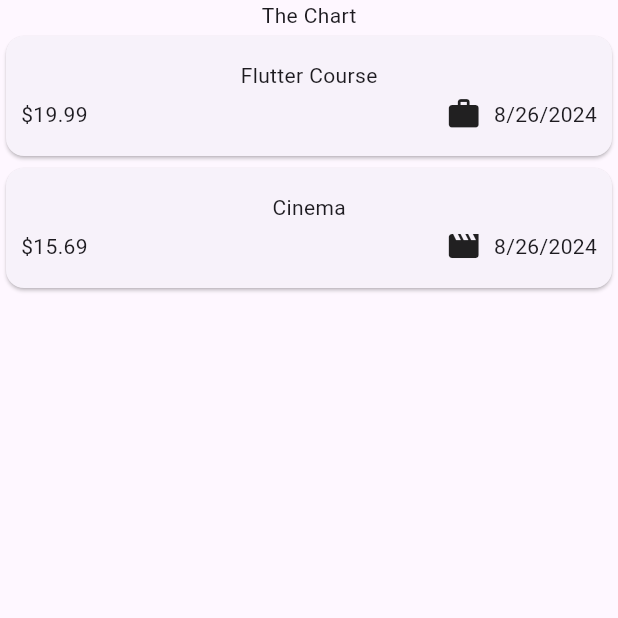
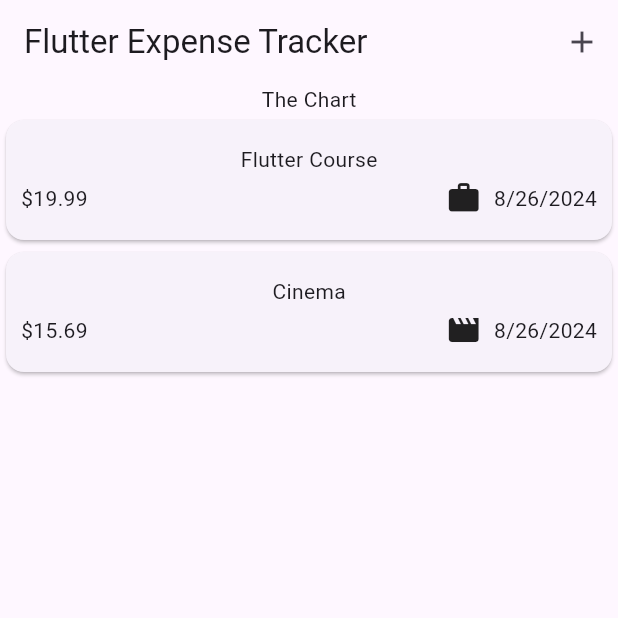
Before and after one commit to lightrao/adding_interactivity_expense_tracker_app, a Flutter app: the screen it shows after launch, on a phone screen of 412 x 824 dp, the top half of it. Run offline on Flutter 3.47's test engine with Material 3 defaults, Android fonts, the phone set to English and light mode, and no system bars.

Commit message:
Setting an AppBar with a Title & Actions

```diff
--- a/lib/main.dart
+++ b/lib/main.dart
@@ -4,8 +4,9 @@ import 'package:adding_interactivity_expense_tracker_app/widgets/expenses.dart';
 
 void main() {
   runApp(
-    const MaterialApp(
-      home: Expenses(),
+    MaterialApp(
+      theme: ThemeData(useMaterial3: true),
+      home: const Expenses(),
     ),
   );
 }
--- a/lib/widgets/expenses.dart
+++ b/lib/widgets/expenses.dart
@@ -31,6 +31,19 @@ class _ExapensesState extends State<Expenses> {
   @override
   Widget build(BuildContext context) {
     return Scaffold(
+      appBar: AppBar(
+        title: const Text(
+          'Flutter Expense Tracker',
+        ),
+        actions: [
+          IconButton(
+            onPressed: () {},
+            icon: const Icon(
+              Icons.add,
+            ),
+          ),
+        ],
+      ),
       body: Column(
         children: [
           const Text('The Chart'),
```
